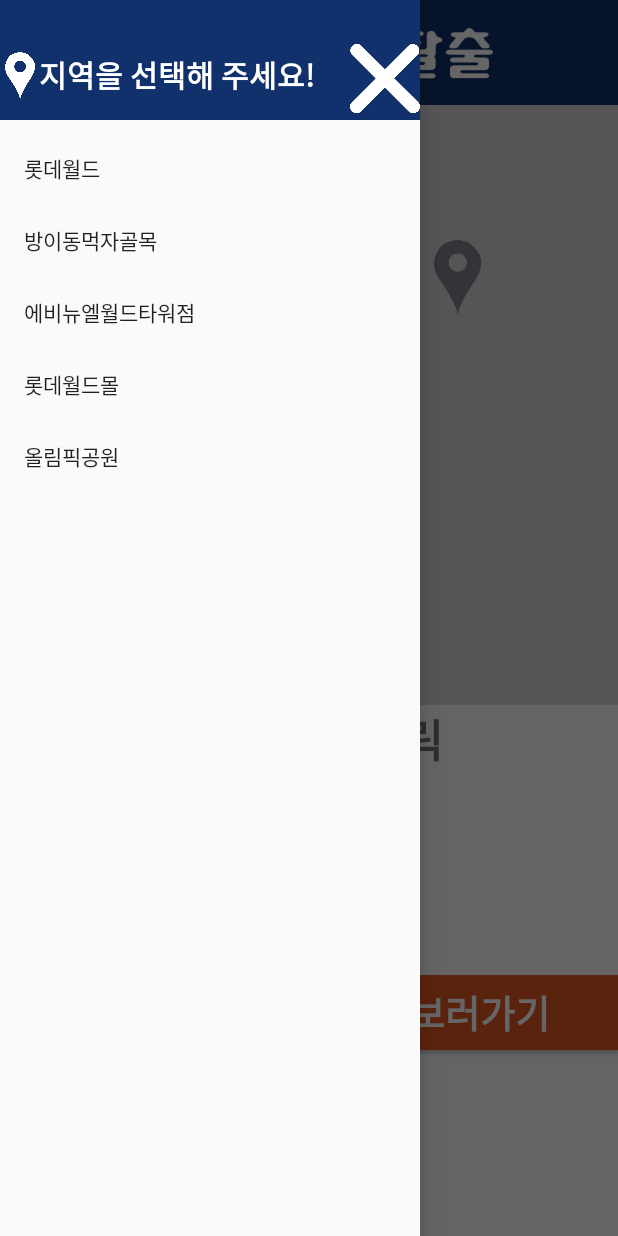
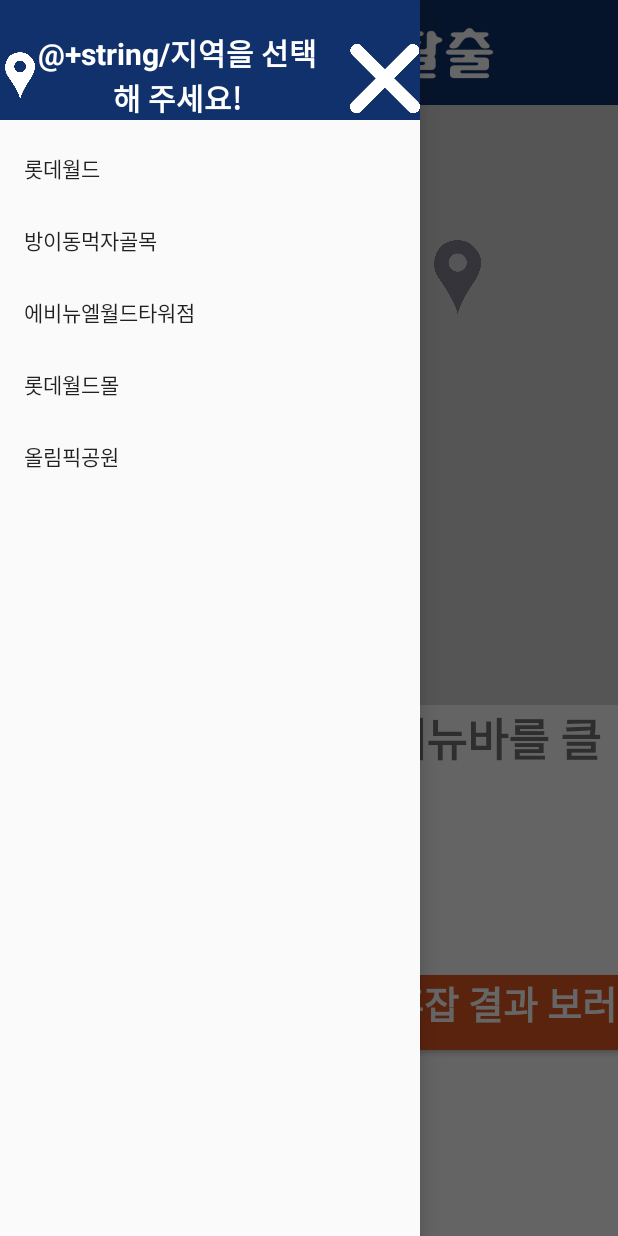
Before and after one commit to DoHyeonCP/Scatter, an Android app built with Jetpack Compose: the screen it shows after launch (MainActivity), with the side drawer open, on a phone screen of 412 x 824 dp. Run offline under Robolectric (Android 15) with nearby library versions, the phone set to English and light mode, and no system bars.

```diff
--- a/scatter/app/src/main/res/layout/congetion_prediction.xml
+++ b/scatter/app/src/main/res/layout/congetion_prediction.xml
@@ -87,7 +87,7 @@ xmlns:app="http://schemas.android.com/apk/res-auto"
         android:layout_width="30dp"
         android:layout_height="30dp"
         android:layout_marginBottom="200dp"
-        android:text="위험"
+        android:text="@+string/위험"
         app:layout_constraintBottom_toBottomOf="parent"
         app:layout_constraintEnd_toStartOf="@+id/graph2" />
 
@@ -97,7 +97,7 @@ xmlns:app="http://schemas.android.com/apk/res-auto"
         android:layout_height="20dp"
         android:layout_marginStart="8dp"
         android:layout_marginBottom="180dp"
-        android:text="위험"
+        android:text="@+string/위험"
         app:layout_constraintBottom_toTopOf="@+id/hour1"
         app:layout_constraintEnd_toStartOf="@+id/graph1"
         app:layout_constraintStart_toStartOf="parent" />
--- a/scatter/app/src/main/res/layout/main_activity.xml
+++ b/scatter/app/src/main/res/layout/main_activity.xml
@@ -32,7 +32,7 @@
             android:layout_width="match_parent"
             android:layout_height="180dp"
             android:layout_marginTop = "470dp"
-            android:text="왼쪽 상단 메뉴바를 클릭"
+            android:text="@+string/왼쪽 상단 메뉴바를 클릭"
             android:textSize = "30dp"
             android:textStyle="bold" />
         <Button
@@ -41,7 +41,7 @@
             android:layout_height="50dp"
             android:layout_marginTop = "650dp"
             android:background="#E25822"
-            android:text="예측된 인구혼잡 결과 보러가기"
+            android:text="@+string/예측된 인구혼잡 결과 보러가기"
             android:textColor="@color/white"
             android:textSize="25dp"
             android:textStyle="bold" />
--- a/scatter/app/src/main/res/layout/toolbar_head.xml
+++ b/scatter/app/src/main/res/layout/toolbar_head.xml
@@ -18,7 +18,7 @@
         android:layout_height="69dp"
         android:layout_marginTop="15dp"
         android:gravity="center"
-        android:text="지역을 선택해 주세요!"
+        android:text="@+string/지역을 선택해 주세요!"
         android:textColor="@android:color/white"
         android:textSize="20dp"
         android:textStyle="bold" />
--- a/scatter/app/src/main/res/menu/menu_navigation.xml
+++ b/scatter/app/src/main/res/menu/menu_navigation.xml
@@ -3,12 +3,9 @@
     xmlns:app="http://schemas.android.com/apk/res-auto">
 
     <group android:checkableBehavior="single">
-<!--        <item-->
-<!--            android:id="@+id/nav_settings"-->
-<!--            android:title="사용설명" />-->
         <item
             android:id="@+id/lotteWorld"
-            android:title="롯데월드"            />
+            android:title="롯데월드"/>
         <item
             android:id="@+id/bangiDong"
             android:title="방이동먹자골목" />
```
Also changed, not shown: scatter/app/src/main/res/layout/toolbar.xml (+0 -11 lines), 2 other files.
